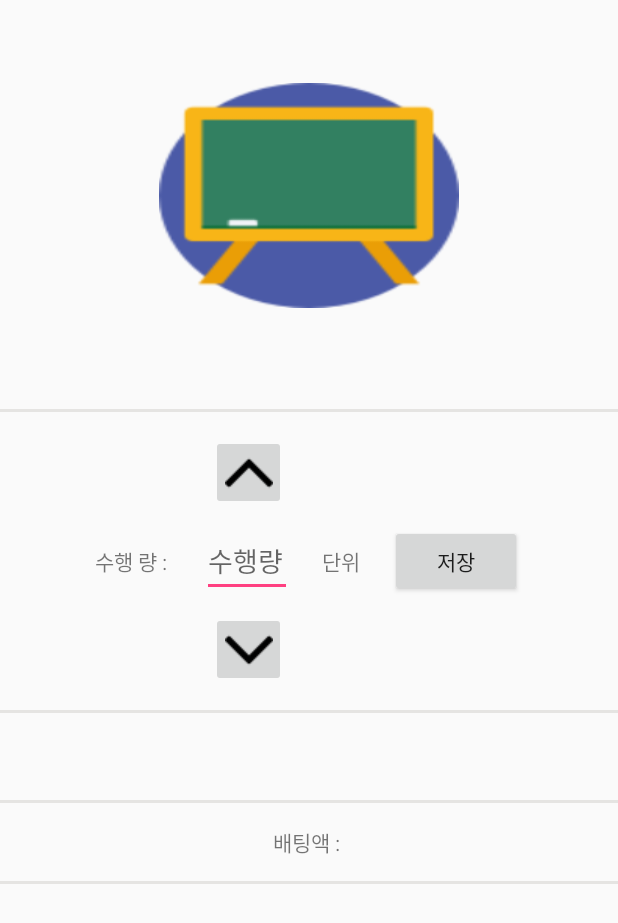
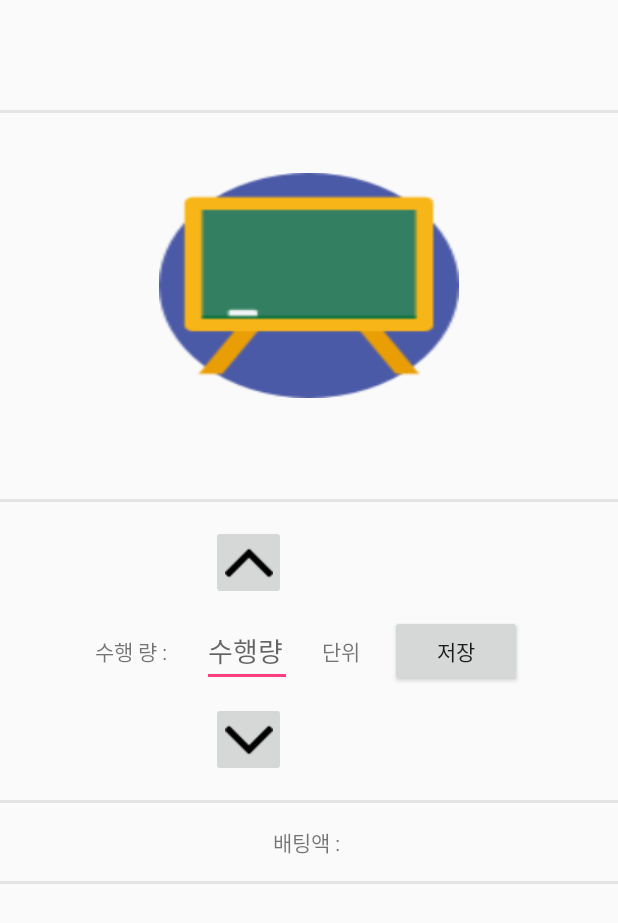
Before and after one commit to GeunTaekOh/GoalSnowBall, an Android app: the layout activity_goal_amount_doing.xml on its own in the app's theme, with its tools: preview values and no code run, on a phone screen of 412 x 824 dp. Shown: the top 923 px of the screen. Run offline under Robolectric (Android 15) with nearby library versions, the phone set to English and light mode, and no system bars.

Commit message:
[UI 개선]

```diff
--- a/GoalSnowBall/app/src/main/res/layout/activity_goal_amount_doing.xml
+++ b/GoalSnowBall/app/src/main/res/layout/activity_goal_amount_doing.xml
@@ -6,10 +6,10 @@
     android:orientation="vertical">
 
     <RelativeLayout
+        android:id="@+id/goalRelative"
         android:layout_width="match_parent"
         android:layout_height="wrap_content"
         android:layout_centerHorizontal="true"
-        android:layout_below="@+id/linearLayout"
 
         >
 
@@ -18,50 +18,67 @@
             android:layout_height="wrap_content"
             android:orientation="vertical"
             android:gravity="center"
+            android:layout_marginTop="15dp"
             >
-
-            <View
-                android:layout_width="match_parent"
-                android:layout_height="2dp"
-                android:background="#E5E4E2"
-                android:layout_marginBottom="15dp"
-                android:layout_marginTop="15dp"
-
-                />
 
             <TextView
                 android:id="@+id/doing_goal"
-                android:layout_width="wrap_content"
+                android:layout_width="match_parent"
                 android:layout_height="wrap_content"
-                android:layout_alignParentBottom="true"
                 android:layout_centerHorizontal="true"
                 android:layout_gravity="center"
                 android:text=""
                 android:textSize="20dp"
+                android:layout_marginTop="15dp"
+                android:layout_marginBottom="15dp"
+                android:gravity="center"
                 />
 
             <View
                 android:layout_width="match_parent"
                 android:layout_height="2dp"
-                android:background="#E5E4E2"
-                android:layout_marginBottom="15dp"
-                android:layout_marginTop="15dp"/>
+                android:background="#E5E4E2" />
 
-            <TextView
-                android:layout_width="wrap_content"
-                android:layout_height="wrap_content"
-                android:id="@+id/successGetGoldtv"
-                android:layout_gravity="center"
-                android:text="배팅액 : "
-                />
+        </LinearLayout>
+
+    </RelativeLayout>
+
+    <RelativeLayout
+        android:layout_width="match_parent"
+        android:layout_height="wrap_content"
+        android:layout_below="@+id/linearLayout"
+        android:layout_centerHorizontal="true"
+
+        >
+
+
+        <LinearLayout
+            android:layout_width="match_parent"
+            android:layout_height="wrap_content"
+            android:gravity="center"
+            android:orientation="vertical">
+
 
             <View
                 android:layout_width="match_parent"
                 android:layout_height="2dp"
-                android:background="#E5E4E2"
                 android:layout_marginBottom="15dp"
-                android:layout_marginTop="15dp"/>
+                android:layout_marginTop="15dp"
+                android:background="#E5E4E2" />
 
+            <TextView
+                android:id="@+id/successGetGoldtv"
+                android:layout_width="wrap_content"
+                android:layout_height="wrap_content"
+                android:layout_gravity="center"
+                android:text="배팅액 : " />
+
+            <View
+                android:layout_width="match_parent"
+                android:layout_height="2dp"
+                android:layout_marginBottom="15dp"
+                android:layout_marginTop="15dp"
+                android:background="#E5E4E2" />
 
 
         </LinearLayout>
@@ -76,29 +93,29 @@
         android:layout_alignParentTop="true"
         android:layout_centerHorizontal="true"
         android:layout_gravity="center"
-        android:layout_marginTop="55dp"
-        android:background="@drawable/blackboard">
+        android:layout_marginTop="115dp"
+        android:background="@drawable/blackboard"
+
+        >
 
         <RelativeLayout
             android:layout_width="wrap_content"
             android:layout_height="wrap_content"
             android:layout_centerInParent="true"
-            android:orientation="horizontal"
-            >
+            android:orientation="horizontal">
 
             <TextView
                 android:id="@+id/doing_goalAmount"
                 android:layout_width="wrap_content"
                 android:layout_height="wrap_content"
+                android:layout_marginBottom="15dp"
                 android:text=""
+                android:textColor="#ffffff"
                 android:textStyle="bold"
-                android:textColor="#ffffff"
-                android:layout_marginBottom="15dp"
 
                 />
 
         </RelativeLayout>
-
 
 
     </RelativeLayout>
@@ -112,36 +129,34 @@
         android:layout_gravity="center"
         android:layout_marginTop="52dp"
         android:orientation="vertical">
+
         <View
             android:layout_width="match_parent"
             android:layout_height="2dp"
-            android:background="#E5E4E2"
             android:layout_marginBottom="15dp"
-            android:layout_marginTop="15dp"/>
+            android:layout_marginTop="15dp"
+            android:background="#E5E4E2" />
 
         <LinearLayout
             android:layout_width="wrap_content"
             android:layout_height="wrap_content"
-            android:layout_gravity="center"
-            >
+            android:layout_gravity="center">
 
             <ImageButton
+                android:id="@+id/upButton"
                 android:layout_width="50dp"
                 android:layout_height="50dp"
-                android:src="@drawable/upbuttonimage"
                 android:layout_marginRight="80dp"
-                android:id="@+id/upButton"
                 android:onClick="onClick"
-                />
+                android:src="@drawable/upbuttonimage" />
 
         </LinearLayout>
 
         <LinearLayout
             android:layout_width="wrap_content"
             android:layout_height="wrap_content"
-            android:orientation="horizontal"
             android:layout_gravity="center"
-            >
+            android:orientation="horizontal">
 
             <TextView
                 android:layout_width="wrap_content"
@@ -150,15 +165,15 @@
                 android:text="수행 량 : " />
 
             <EditText
+                android:id="@+id/doing_current_amount"
                 android:layout_width="60dp"
                 android:layout_height="wrap_content"
                 android:layout_gravity="center"
                 android:layout_margin="10dp"
+                android:cursorVisible="false"
                 android:hint="수행량"
                 android:inputType="number"
                 android:singleLine="true"
-                android:id="@+id/doing_current_amount"
-                android:cursorVisible="false"
 
                 />
 
@@ -176,25 +191,22 @@
                 android:layout_width="wrap_content"
                 android:layout_height="wrap_content"
                 android:layout_margin="10dp"
-                android:text="저장"
                 android:onClick="onClickSaveBtnGoal"
-                />
+                android:text="저장" />
         </LinearLayout>
 
         <LinearLayout
             android:layout_width="wrap_content"
             android:layout_height="wrap_content"
-            android:layout_gravity="center"
-            >
+            android:layout_gravity="center">
 
             <ImageButton
+                android:id="@+id/downButton"
                 android:layout_width="50dp"
                 android:layout_height="50dp"
-                android:src="@drawable/downbuttonimage"
+                android:layout_marginRight="80dp"
                 android:onClick="onClick"
-                android:id="@+id/downButton"
-                android:layout_marginRight="80dp"
-                />
+                android:src="@drawable/downbuttonimage" />
 
         </LinearLayout>
 
```
Also changed, not shown: GoalSnowBall/app/src/main/res/layout/content_main.xml (+39 -40 lines), GoalSnowBall/app/src/main/res/layout/dialog_goal.xml (+9 -2 lines), GoalSnowBall/app/src/main/res/values/styles.xml (+14 -0 lines).
